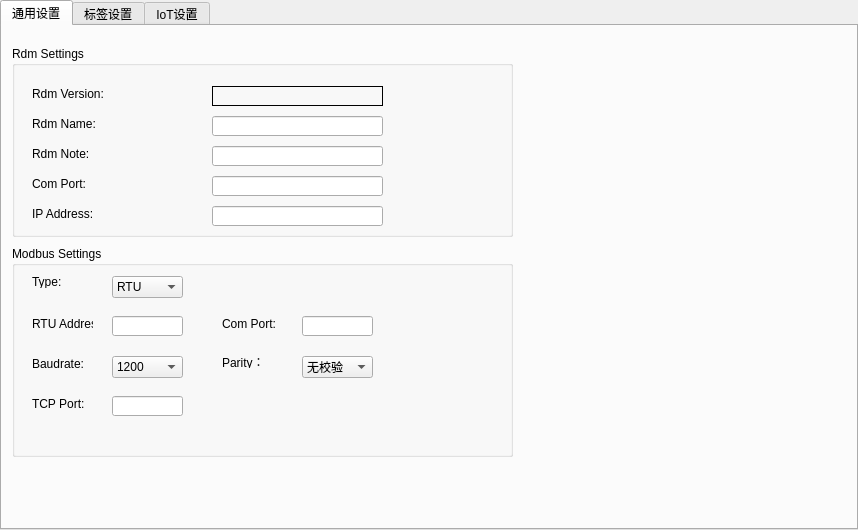
The window that iTmsGui/icfgpanel.ui (fzlgejiao/PTMS) describes before a commit, drawn with Qt 5.
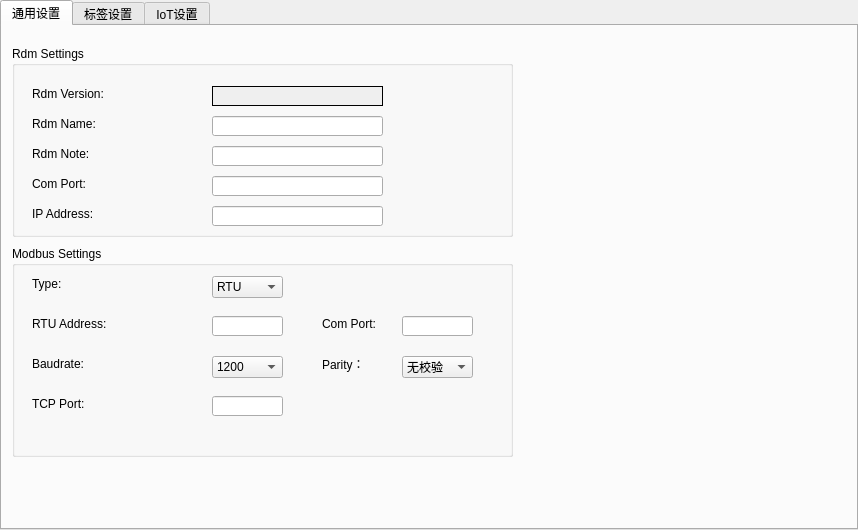
The same window after the commit.

Diff of the .ui file:
```diff
--- a/iTmsGui/icfgpanel.ui
+++ b/iTmsGui/icfgpanel.ui
@@ -129,6 +129,9 @@
        <height>20</height>
       </rect>
      </property>
+     <property name="autoFillBackground">
+      <bool>true</bool>
+     </property>
      <property name="frameShape">
       <enum>QFrame::Box</enum>
      </property>
@@ -177,8 +180,8 @@
       <rect>
        <x>20</x>
        <y>30</y>
-       <width>42</width>
-       <height>12</height>
+       <width>101</width>
+       <height>16</height>
       </rect>
      </property>
      <property name="text">
@@ -188,7 +191,7 @@
     <widget class="QComboBox" name="cbxMbType">
      <property name="geometry">
       <rect>
-       <x>100</x>
+       <x>200</x>
        <y>30</y>
        <width>71</width>
        <height>22</height>
@@ -208,9 +211,9 @@
     <widget class="QLabel" name="label_9">
      <property name="geometry">
       <rect>
-       <x>210</x>
+       <x>310</x>
        <y>70</y>
-       <width>61</width>
+       <width>71</width>
        <height>16</height>
       </rect>
      </property>
@@ -221,7 +224,7 @@
     <widget class="QLineEdit" name="leMbComPort">
      <property name="geometry">
       <rect>
-       <x>290</x>
+       <x>390</x>
        <y>70</y>
        <width>71</width>
        <height>20</height>
@@ -231,7 +234,7 @@
     <widget class="QLineEdit" name="leMbRtuAddr">
      <property name="geometry">
       <rect>
-       <x>100</x>
+       <x>200</x>
        <y>70</y>
        <width>71</width>
        <height>20</height>
@@ -243,7 +246,7 @@
       <rect>
        <x>20</x>
        <y>70</y>
-       <width>61</width>
+       <width>121</width>
        <height>16</height>
       </rect>
      </property>
@@ -256,7 +259,7 @@
       <rect>
        <x>20</x>
        <y>110</y>
-       <width>61</width>
+       <width>111</width>
        <height>16</height>
       </rect>
      </property>
@@ -267,7 +270,7 @@
     <widget class="QComboBox" name="cbxMbBaurate">
      <property name="geometry">
       <rect>
-       <x>100</x>
+       <x>200</x>
        <y>110</y>
        <width>71</width>
        <height>22</height>
@@ -317,7 +320,7 @@
     <widget class="QLineEdit" name="leMbTcpPort">
      <property name="geometry">
       <rect>
-       <x>100</x>
+       <x>200</x>
        <y>150</y>
        <width>71</width>
        <height>20</height>
@@ -329,7 +332,7 @@
       <rect>
        <x>20</x>
        <y>150</y>
-       <width>61</width>
+       <width>131</width>
        <height>16</height>
       </rect>
      </property>
@@ -340,7 +343,7 @@
     <widget class="QComboBox" name="cbxMbParity">
      <property name="geometry">
       <rect>
-       <x>290</x>
+       <x>390</x>
        <y>110</y>
        <width>71</width>
        <height>22</height>
@@ -365,10 +368,10 @@
     <widget class="QLabel" name="label_13">
      <property name="geometry">
       <rect>
-       <x>210</x>
+       <x>310</x>
        <y>110</y>
-       <width>42</width>
-       <height>12</height>
+       <width>61</width>
+       <height>16</height>
       </rect>
      </property>
      <property name="text">
```
